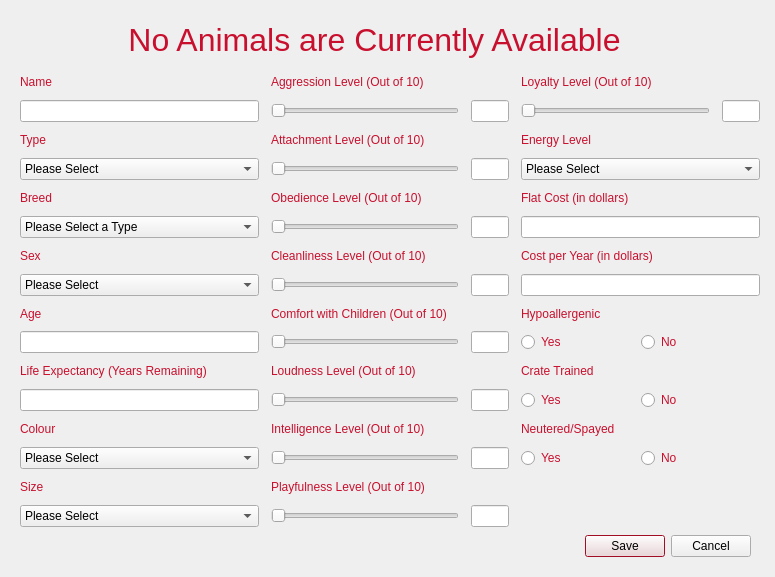
The window that cuACS/editanimal.ui (cameronhawtin/Animal-Farm-cuACS) describes before a commit, drawn with Qt 5.
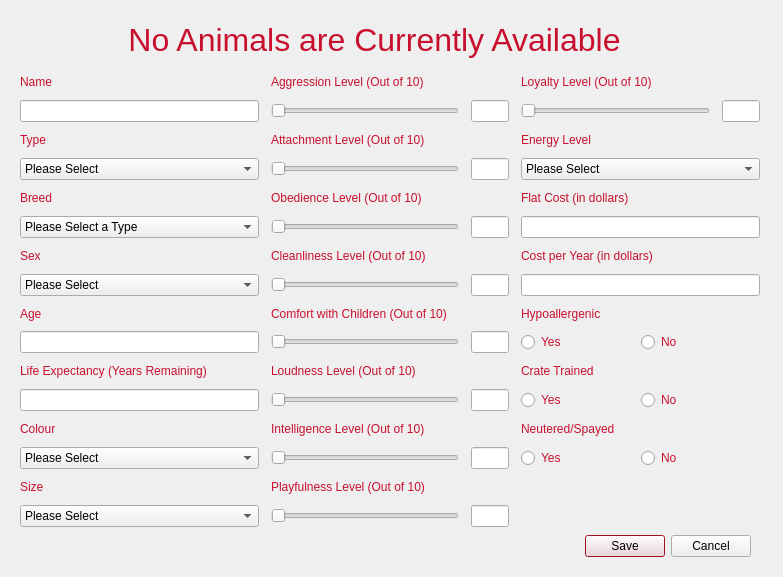
The same window after the commit.

```diff
--- a/cuACS/editanimal.ui
+++ b/cuACS/editanimal.ui
@@ -6,7 +6,7 @@
    <rect>
     <x>0</x>
     <y>0</y>
-    <width>775</width>
+    <width>783</width>
     <height>577</height>
    </rect>
   </property>
```
Left out of the diff: 22 changed lines with no effect on the pictures.
